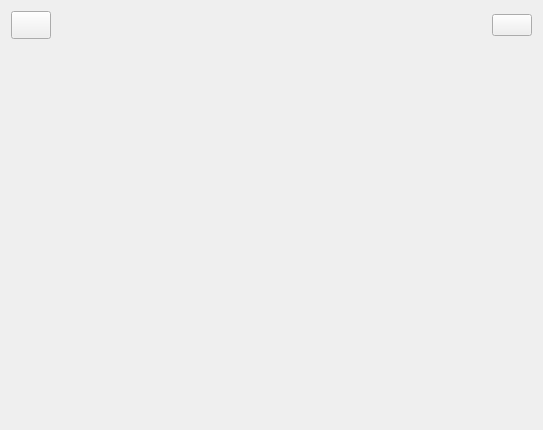
The window that masterview.ui (AaWenGe/Medical-system) describes before a commit, drawn with Qt 5.
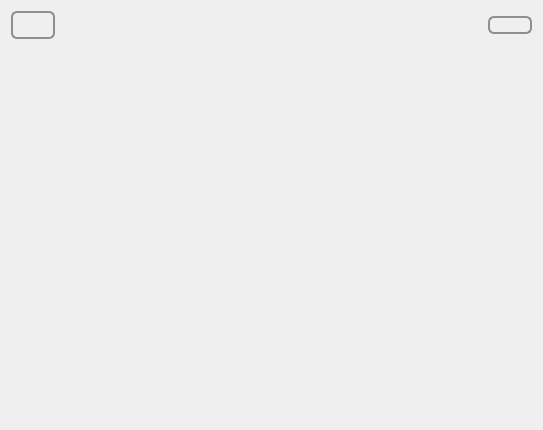
The same window after the commit. Icons and pictures are not drawn.

The edit to the form file:
```diff
--- a/masterview.ui
+++ b/masterview.ui
@@ -13,6 +13,37 @@
   <property name="windowTitle">
    <string>MasterView</string>
   </property>
+  <property name="styleSheet">
+   <string notr="true"> QPushButton {
+      border: 2px solid #8f8f91;
+      border-radius: 6px;
+      background-color: qlineargradient(x1: 0, y1: 0, x2: 0, y2: 1,
+                                        stop: 0 #f6f7fa, stop: 1 #dadbde);
+      min-width: 40px;
+  }
+
+  QPushButton:pressed {
+      background-color: qlineargradient(x1: 0, y1: 0, x2: 0, y2: 1,
+                                        stop: 0 #babbbe, stop: 1 #f6f7fa);
+  }
+
+  QPushButton:flat {
+      border: none; /* no border for a flat push button */
+  }
+
+  QPushButton:default {
+      border-color: navy; /* make the default button prominent */
+  }
+
+  QLineEdit {
+      border: 2px solid gray;
+      border-radius: 10px;
+      padding: 0 8px;
+     
+      selection-background-color: darkgray;
+  }
+</string>
+  </property>
   <layout class="QVBoxLayout" name="verticalLayout">
    <item>
     <layout class="QHBoxLayout" name="horizontalLayout">
@@ -20,7 +51,7 @@
       <widget class="QPushButton" name="btBack">
        <property name="minimumSize">
         <size>
-         <width>0</width>
+         <width>44</width>
          <height>28</height>
         </size>
        </property>
```
